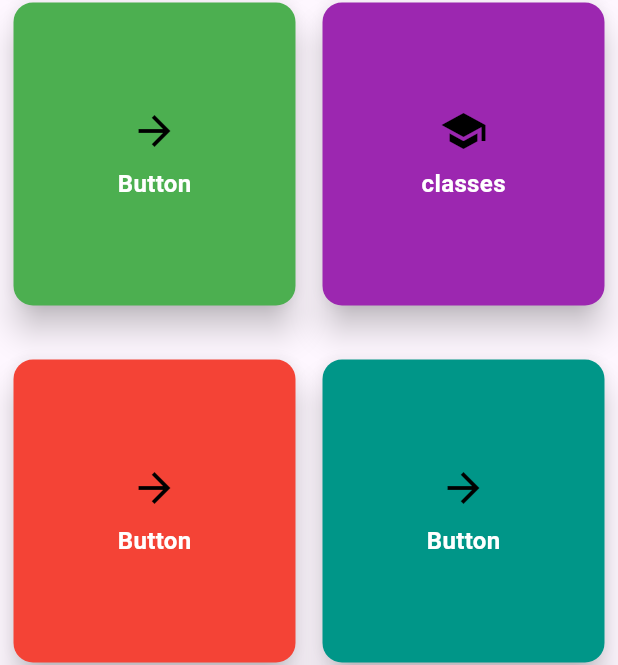
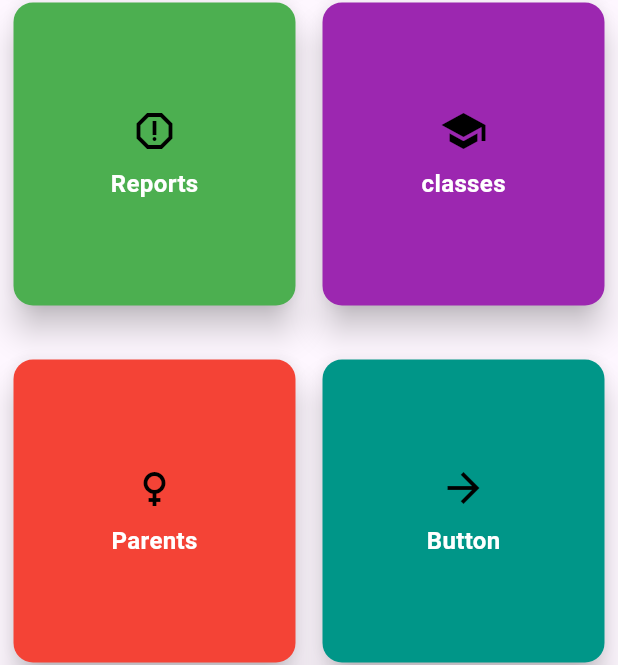
Before and after one commit to Abbaz17/school_management_system, a Flutter app: the screen it shows after launch, on a phone screen of 412 x 824 dp. Shown: the part 458-1123 px from the top of the screen. Run offline on Flutter 3.47's test engine with Material 3 defaults, Android fonts, the phone set to English and light mode, and no system bars.

Commit message:
added teacher report

```diff
--- a/lib/screens/dashboard.dart
+++ b/lib/screens/dashboard.dart
@@ -1,4 +1,5 @@
 import 'package:flutter/material.dart';
+import 'package:school_app/screens/parent_list.dart';
 import 'package:school_app/screens/screens.dart';
 
 import '../widgets/widgets.dart';
@@ -57,9 +58,11 @@ class Dashboard extends StatelessWidget {
                 Expanded(
                   child: CardBtn(
                     backgroundColor: Colors.green,
+                    title: "Reports",
+                    iconData: Icons.report_gmailerrorred_outlined,
                     textColor: Colors.white,
                     onPressed: () {
-                      // Add your onPressed logic here
+                      Navigator.push(context ,MaterialPageRoute(builder: (_)=>ReportScreen()));
                     },
                   ),
                 ),
@@ -86,10 +89,13 @@ class Dashboard extends StatelessWidget {
               children: [
                 Expanded(
                   child: CardBtn(
+                    title: "Parents",
                     backgroundColor: Colors.red,
                     textColor: Colors.white,
+                    iconData: Icons.female,
                     onPressed: () {
-                      // Add your onPressed logic here
+                      Navigator.push(context,
+                          MaterialPageRoute(builder: (_) => ParentsScreen()));
                     },
                   ),
                 ),
--- a/lib/screens/screens.dart
+++ b/lib/screens/screens.dart
@@ -6,3 +6,5 @@ export 'student_list.dart';
 export 'classes_screen.dart';
 export 'teachers_screen.dart';
 export 'teacher_list.dart';
+export 'report_screen.dart';
+export 'teacher_report.dart';
--- a/lib/screens/student_list.dart
+++ b/lib/screens/student_list.dart
@@ -56,7 +56,7 @@ class _StudentListScreenState extends State<StudentListScreen> {
                   DataColumn(label: Text('Age')),
                   DataColumn(label: Text('Faculty')),
                   DataColumn(label: Text('Class')),
-                  DataColumn(label: Text('Parent ID')),
+                  DataColumn(label: Text('DDAY')),
                 ],
                 rows: snapshot.data!.map<DataRow>((student) {
                   return DataRow(
@@ -67,7 +67,7 @@ class _StudentListScreenState extends State<StudentListScreen> {
                       DataCell(Text(student['stdAge'].toString())),
                       DataCell(Text(student['stdFoculty'].toString())),
                       DataCell(Text(student['stdClass'].toString())),
-                      DataCell(Text(student['parentId'].toString())),
+                      DataCell(Text(student['DDAY'].toString())),
                     ],
                   );
                 }).toList(),
```
Also changed, not shown: lib/screens/student_registration.dart (+4 -4 lines), pubspec.yaml (+8 -17 lines), pubspec.lock, 5 other files.
